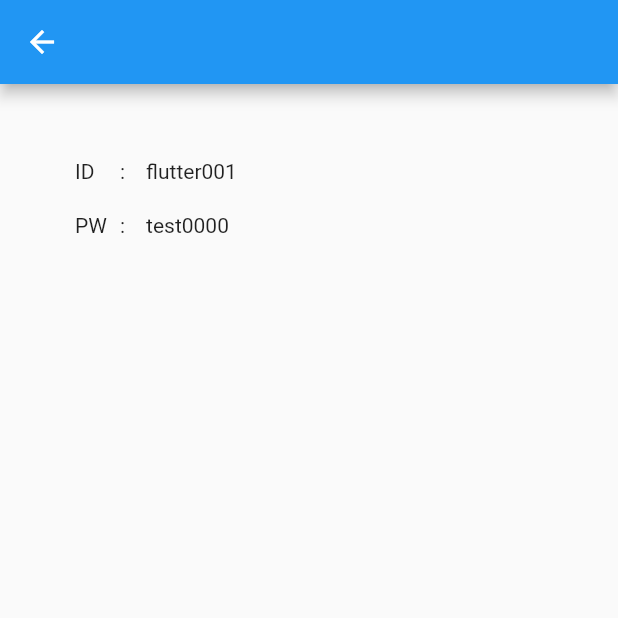
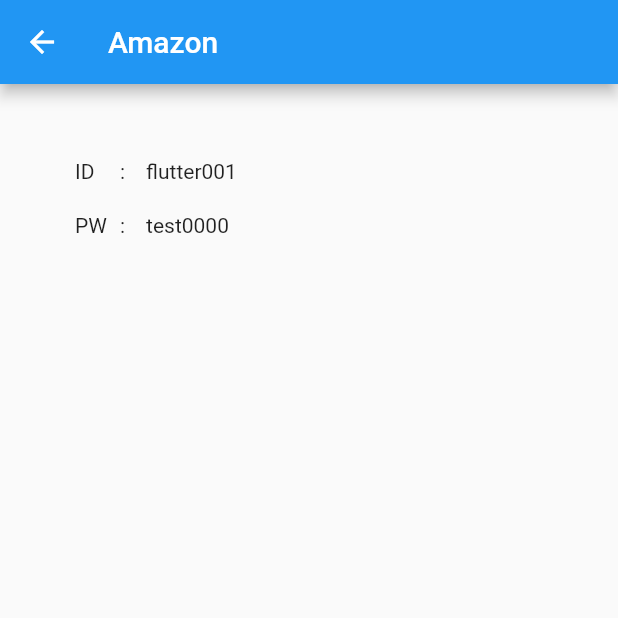
Before and after one commit to kiy0ta/ThreeDaysPractice, a Flutter app: the screen it shows after launch, after a tap on "Amazon", on a phone screen of 412 x 824 dp, the top half of it. Run offline on Flutter 3.47's test engine with Material 2 defaults, Android fonts, the light colour scheme and no system bars.

Commit message:
コンストラクターを用いて遷移先の画面にデータを渡す

```diff
--- a/lib/main.dart
+++ b/lib/main.dart
@@ -58,7 +58,7 @@
                     Navigator.push(
                         context,
                         MaterialPageRoute(
-                            builder: (context) => const NextPage()));
+                            builder: (context) => NextPage(titleList[index])));
                   },
                 ),
                 const Divider(
--- a/lib/next_page.dart
+++ b/lib/next_page.dart
@@ -1,12 +1,16 @@
 import 'package:flutter/material.dart';
 
 class NextPage extends StatelessWidget {
-  const NextPage({Key? key}) : super(key: key);
+  final String title;
+
+  const NextPage(this.title, {Key? key}) : super(key: key);
 
   @override
   Widget build(BuildContext context) {
     return Scaffold(
-      appBar: AppBar(),
+      appBar: AppBar(
+        title: Text(title),
+      ),
       body: Padding(
         padding: const EdgeInsets.all(50.0),
         child: Column(
```
